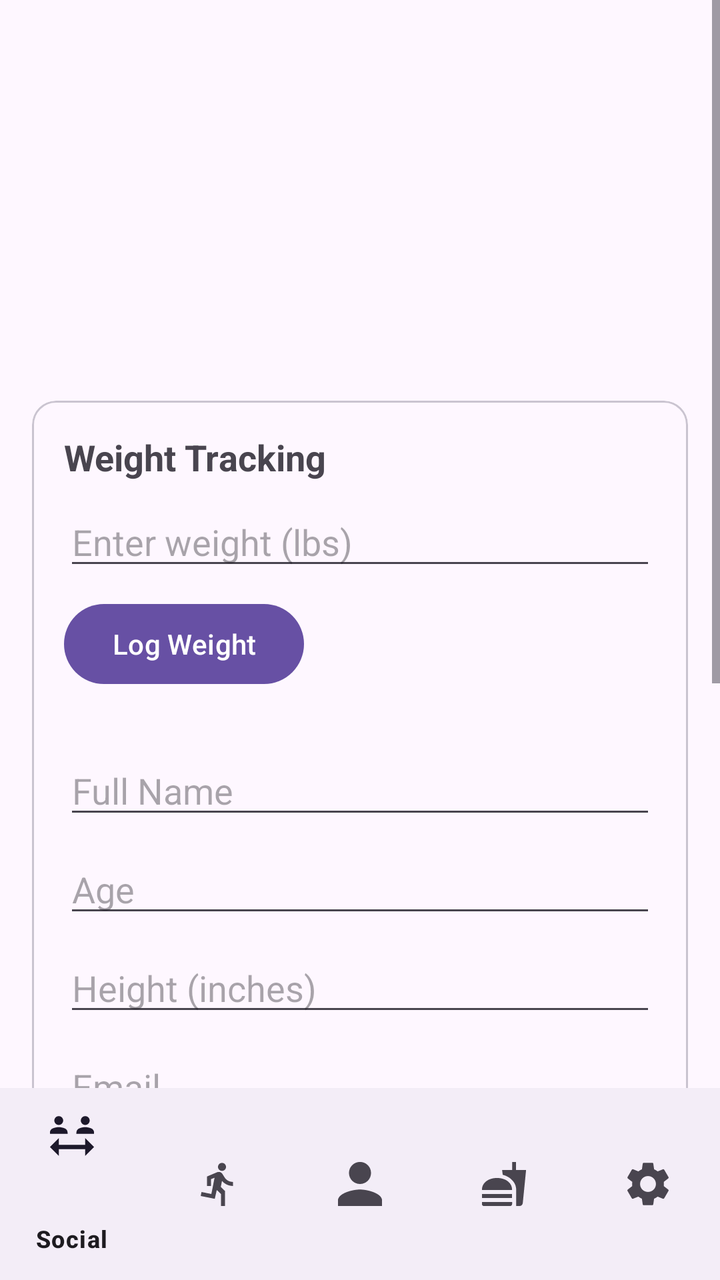
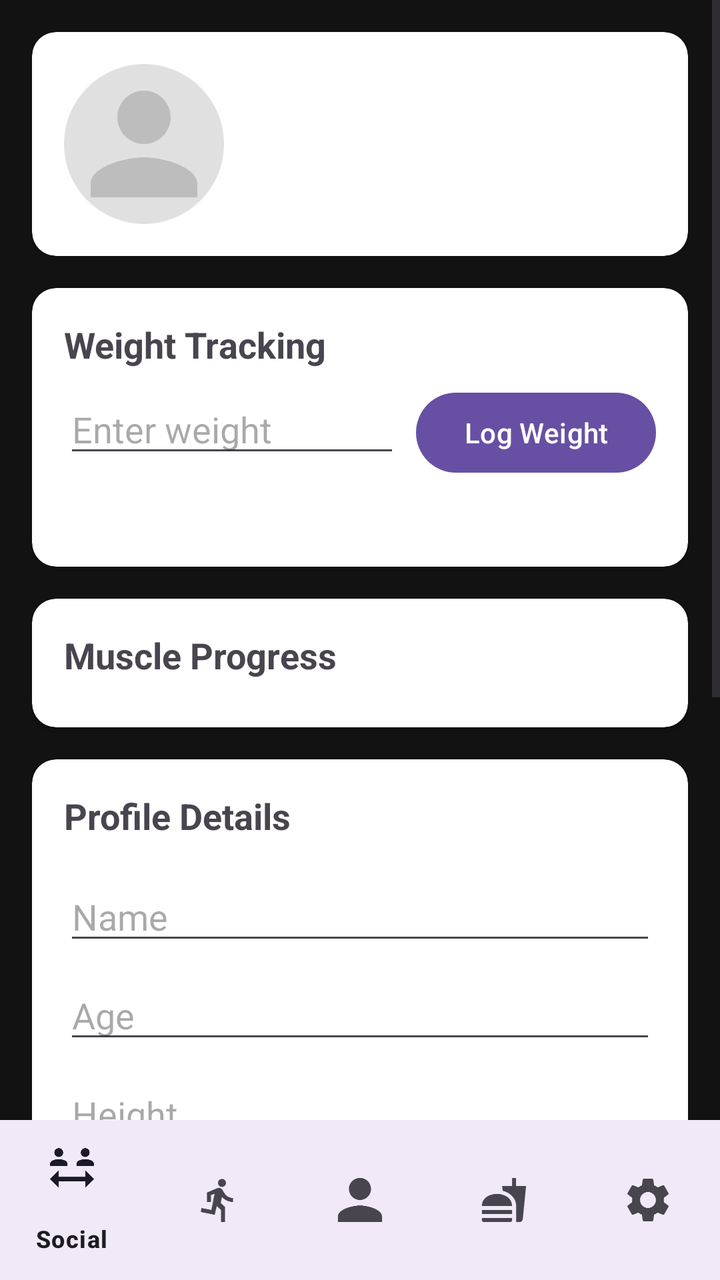

The first picture is an Android layout as it rendered before a commit; the second is the same layout after the commit. The layout source and the unified diff follow.
<!-- AndroidManifest.xml: application theme Theme.AndroidExample -->
<!-- res/layout/activity_userprofile.xml -->
<?xml version="1.0" encoding="utf-8"?>
<androidx.constraintlayout.widget.ConstraintLayout
    xmlns:android="http://schemas.android.com/apk/res/android"
    xmlns:app="http://schemas.android.com/apk/res-auto"
    android:layout_width="match_parent"
    android:layout_height="match_parent">

    <ScrollView
        android:layout_width="0dp"
        android:layout_height="0dp"
        app:layout_constraintTop_toTopOf="parent"
        app:layout_constraintStart_toStartOf="parent"
        app:layout_constraintEnd_toEndOf="parent"
        app:layout_constraintBottom_toTopOf="@+id/guideline">

        <LinearLayout
            android:layout_width="match_parent"
            android:layout_height="wrap_content"
            android:orientation="vertical"
            android:padding="16dp">

            <ImageView
                android:id="@+id/profile_image"
                android:layout_width="120dp"
                android:layout_height="120dp"
                android:layout_gravity="center"
                android:layout_marginBottom="16dp"/>


            <TextView
                android:id="@+id/username_text"
                android:layout_width="wrap_content"
                android:layout_height="wrap_content"
                android:layout_gravity="center"
                android:textSize="24sp"
                android:textStyle="bold"
                android:layout_marginBottom="16dp"/>

            <com.google.android.material.card.MaterialCardView
                android:layout_width="match_parent"
                android:layout_height="wrap_content"
                android:layout_marginBottom="16dp">

                <LinearLayout
                    android:layout_width="match_parent"
                    android:layout_height="wrap_content"
                    android:orientation="vertical"
                    android:padding="16dp">

                    <TextView
                        android:layout_width="wrap_content"
                        android:layout_height="wrap_content"
                        android:text="Weight Tracking"
                        android:textStyle="bold"
                        android:textSize="18sp"
                        android:layout_marginBottom="8dp"/>

                    <EditText
                        android:id="@+id/weight_input"
                        android:layout_width="match_parent"
                        android:layout_height="wrap_content"
                        android:hint="Enter weight (lbs)"
                        android:inputType="numberDecimal"
                        android:layout_marginBottom="8dp"/>

                    <Button
                        android:id="@+id/post_weight_button"
                        android:layout_width="wrap_content"
                        android:layout_height="wrap_content"
                        android:text="Log Weight"/>

                    <TextView
                        android:id="@+id/past_weights_textview"
                        android:layout_width="match_parent"
                        android:layout_height="wrap_content"
                        android:layout_marginTop="8dp"/>
                    <EditText
                        android:id="@+id/name_input"
                        android:layout_width="match_parent"
                        android:layout_height="wrap_content"
                        android:hint="Full Name"
                        android:inputType="textPersonName"
                        android:layout_marginBottom="8dp"/>

                    <EditText
                        android:id="@+id/age_input"
                        android:layout_width="match_parent"
                        android:layout_height="wrap_content"
                        android:hint="Age"
                        android:inputType="number"
                        android:layout_marginBottom="8dp"/>

                    <EditText
                        android:id="@+id/height_input"
                        android:layout_width="match_parent"
                        android:layout_height="wrap_content"
                        android:hint="Height (inches)"
                        android:inputType="numberDecimal"
                        android:layout_marginBottom="8dp"/>

                    <EditText
                        android:id="@+id/email_input"
                        android:layout_width="match_parent"
                        android:layout_height="wrap_content"
                        android:hint="Email"
                        android:inputType="textEmailAddress"
                        android:layout_marginBottom="8dp"/>

                    <EditText
                        android:id="@+id/goal_input"
                        android:layout_width="match_parent"
                        android:layout_height="wrap_content"
                        android:hint="Fitness Goal"
                        android:inputType="text"
                        android:layout_marginBottom="8dp"/>
                </LinearLayout>
            </com.google.android.material.card.MaterialCardView>

            <com.google.android.material.card.MaterialCardView
                android:layout_width="match_parent"
                android:layout_height="wrap_content"
                android:layout_marginBottom="16dp">

                <LinearLayout
                    android:layout_width="match_parent"
                    android:layout_height="wrap_content"
                    android:orientation="vertical"
                    android:padding="16dp">

                    <TextView
                        android:layout_width="wrap_content"
                        android:layout_height="wrap_content"
                        android:text="Profile Info"
                        android:textStyle="bold"
                        android:textSize="18sp"
                        android:layout_marginBottom="8dp"/>


                    <EditText
                        android:id="@+id/bio_input"
                        android:layout_width="match_parent"
                        android:layout_height="wrap_content"
                        android:hint="Bio"
                        android:inputType="textMultiLine"
                        android:minLines="2"
                        android:layout_marginBottom="8dp"/>

                    <Button
                        android:id="@+id/save_profile_button"
                        android:layout_width="wrap_content"
                        android:layout_height="wrap_content"
                        android:text="Save Profile"/>
                </LinearLayout>
            </com.google.android.material.card.MaterialCardView>
        </LinearLayout>
    </ScrollView>

    <androidx.constraintlayout.widget.Guideline
        android:id="@+id/guideline"
        android:layout_width="wrap_content"
        android:layout_height="wrap_content"
        android:orientation="horizontal"
        app:layout_constraintGuide_percent="0.85" />

    <com.google.android.material.bottomnavigation.BottomNavigationView
        android:id="@+id/bottom_navigation"
        android:layout_width="0dp"
        android:layout_height="0dp"
        app:layout_constraintBottom_toBottomOf="parent"
        app:layout_constraintEnd_toEndOf="parent"
        app:layout_constraintStart_toStartOf="parent"
        app:layout_constraintTop_toBottomOf="@+id/guideline"
        app:menu="@menu/bottom_nav_menu" />

</androidx.constraintlayout.widget.ConstraintLayout>
<!-- resources referenced by this layout -->
<resources>
  <style name="Theme.AndroidExample" parent="Base.Theme.AndroidExample" />
  <style name="Base.Theme.AndroidExample" parent="Theme.Material3.DayNight.NoActionBar">
          
          
      </style>
</resources>

<!-- the commit's change to res/layout/activity_userprofile.xml (unified diff, before → after) -->
@@ -3,15 +3,14 @@
     xmlns:android="http://schemas.android.com/apk/res/android"
     xmlns:app="http://schemas.android.com/apk/res-auto"
     android:layout_width="match_parent"
-    android:layout_height="match_parent">
+    android:layout_height="match_parent"
+    android:background="@color/background_dark">
 
     <ScrollView
-        android:layout_width="0dp"
+        android:layout_width="match_parent"
         android:layout_height="0dp"
         app:layout_constraintTop_toTopOf="parent"
-        app:layout_constraintStart_toStartOf="parent"
-        app:layout_constraintEnd_toEndOf="parent"
-        app:layout_constraintBottom_toTopOf="@+id/guideline">
+        app:layout_constraintBottom_toTopOf="@id/bottom_navigation">
 
         <LinearLayout
             android:layout_width="match_parent"
@@ -19,27 +18,56 @@
             android:orientation="vertical"
             android:padding="16dp">
 
-            <ImageView
-                android:id="@+id/profile_image"
-                android:layout_width="120dp"
-                android:layout_height="120dp"
-                android:layout_gravity="center"
-                android:layout_marginBottom="16dp"/>
-
-
-            <TextView
-                android:id="@+id/username_text"
-                android:layout_width="wrap_content"
-                android:layout_height="wrap_content"
-                android:layout_gravity="center"
-                android:textSize="24sp"
-                android:textStyle="bold"
-                android:layout_marginBottom="16dp"/>
-
-            <com.google.android.material.card.MaterialCardView
-                android:layout_width="match_parent"
-                android:layout_height="wrap_content"
-                android:layout_marginBottom="16dp">
+            
+            <androidx.cardview.widget.CardView
+                android:layout_width="match_parent"
+                android:layout_height="wrap_content"
+                android:layout_marginBottom="16dp"
+                app:cardCornerRadius="12dp">
+
+                <LinearLayout
+                    android:layout_width="match_parent"
+                    android:layout_height="wrap_content"
+                    android:orientation="horizontal"
+                    android:padding="16dp">
+
+                    <ImageView
+                        android:id="@+id/profile_image"
+                        android:layout_width="80dp"
+                        android:layout_height="80dp"
+                        android:src="@drawable/default_profile"
+                        android:scaleType="centerCrop"/>
+
+                    <LinearLayout
+                        android:layout_width="0dp"
+                        android:layout_height="wrap_content"
+                        android:layout_weight="1"
+                        android:layout_marginStart="16dp"
+                        android:orientation="vertical">
+
+                        <TextView
+                            android:id="@+id/username_text"
+                            android:layout_width="wrap_content"
+                            android:layout_height="wrap_content"
+                            android:textSize="24sp"
+                            android:textStyle="bold"/>
+
+                        <TextView
+                            android:id="@+id/level_text"
+                            android:layout_width="wrap_content"
+                            android:layout_height="wrap_content"
+                            android:textSize="18sp"
+                            android:textColor="@color/gold"/>
+                    </LinearLayout>
+                </LinearLayout>
+            </androidx.cardview.widget.CardView>
+
+            
+            <androidx.cardview.widget.CardView
+                android:layout_width="match_parent"
+                android:layout_height="wrap_content"
+                android:layout_marginBottom="16dp"
+                app:cardCornerRadius="12dp">
 
                 <LinearLayout
                     android:layout_width="match_parent"
@@ -55,121 +83,149 @@
                         android:textSize="18sp"
                         android:layout_marginBottom="8dp"/>
 
-                    <EditText
-                        android:id="@+id/weight_input"
-                        android:layout_width="match_parent"
-                        android:layout_height="wrap_content"
-                        android:hint="Enter weight (lbs)"
-                        android:inputType="numberDecimal"
-                        android:layout_marginBottom="8dp"/>
-
-                    <Button
-                        android:id="@+id/post_weight_button"
+                    <LinearLayout
+                        android:layout_width="match_parent"
+                        android:layout_height="wrap_content"
+                        android:orientation="horizontal">
+
+                        <EditText
+                            android:id="@+id/weight_input"
+                            android:layout_width="0dp"
+                            android:layout_height="wrap_content"
+                            android:layout_weight="1"
+                            android:inputType="numberDecimal"
+                            android:hint="Enter weight"/>
+
+                        <Button
+                            android:id="@+id/post_weight_button"
+                            android:layout_width="wrap_content"
+                            android:layout_height="wrap_content"
+                            android:text="Log Weight"
+                            android:layout_marginStart="8dp"/>
+                    </LinearLayout>
+
+                    <TextView
+                        android:id="@+id/past_weights_textview"
+                        android:layout_width="match_parent"
+                        android:layout_height="wrap_content"
+                        android:layout_marginTop="8dp"/>
+                </LinearLayout>
+            </androidx.cardview.widget.CardView>
+
+            
+            <androidx.cardview.widget.CardView
+                android:layout_width="match_parent"
+                android:layout_height="wrap_content"
+                android:layout_marginBottom="16dp"
+                app:cardCornerRadius="12dp">
+
+                <LinearLayout
+                    android:layout_width="match_parent"
+                    android:layout_height="wrap_content"
+                    android:orientation="vertical"
+                    android:padding="16dp">
+
+                    <TextView
                         android:layout_width="wrap_content"
                         android:layout_height="wrap_content"
-                        android:text="Log Weight"/>
-
-                    <TextView
-                        android:id="@+id/past_weights_textview"
-                        android:layout_width="match_parent"
-                        android:layout_height="wrap_content"
-                        android:layout_marginTop="8dp"/>
-                    <EditText
-                        android:id="@+id/name_input"
-                        android:layout_width="match_parent"
-                        android:layout_height="wrap_content"
-                        android:hint="Full Name"
-                        android:inputType="textPersonName"
-                        android:layout_marginBottom="8dp"/>
-
-                    <EditText
-                        android:id="@+id/age_input"
-                        android:layout_width="match_parent"
-                        android:layout_height="wrap_content"
-                        android:hint="Age"
-                        android:inputType="number"
-                        android:layout_marginBottom="8dp"/>
-
-                    <EditText
-                        android:id="@+id/height_input"
-                        android:layout_width="match_parent"
-                        android:layout_height="wrap_content"
-                        android:hint="Height (inches)"
-                        android:inputType="numberDecimal"
-                        android:layout_marginBottom="8dp"/>
-
-                    <EditText
-                        android:id="@+id/email_input"
-                        android:layout_width="match_parent"
-                        android:layout_height="wrap_content"
-                        android:hint="Email"
-                        android:inputType="textEmailAddress"
-                        android:layout_marginBottom="8dp"/>
-
-                    <EditText
-                        android:id="@+id/goal_input"
-                        android:layout_width="match_parent"
-                        android:layout_height="wrap_content"
-                        android:hint="Fitness Goal"
-                        android:inputType="text"
-                        android:layout_marginBottom="8dp"/>
-                </LinearLayout>
-            </com.google.android.material.card.MaterialCardView>
-
-            <com.google.android.material.card.MaterialCardView
-                android:layout_width="match_parent"
-                android:layout_height="wrap_content"
-                android:layout_marginBottom="16dp">
-
-                <LinearLayout
-                    android:layout_width="match_parent"
-                    android:layout_height="wrap_content"
-                    android:orientation="vertical"
-                    android:padding="16dp">
-
-                    <TextView
-                        android:layout_width="wrap_content"
-                        android:layout_height="wrap_content"
-                        android:text="Profile Info"
+                        android:text="Muscle Progress"
                         android:textStyle="bold"
                         android:textSize="18sp"
                         android:layout_marginBottom="8dp"/>
 
+                    <androidx.recyclerview.widget.RecyclerView
+                        android:id="@+id/muscle_progress_recycler"
+                        android:layout_width="match_parent"
+                        android:layout_height="wrap_content"/>
+                </LinearLayout>
+            </androidx.cardview.widget.CardView>
+
+            
+            <androidx.cardview.widget.CardView
+                android:layout_width="match_parent"
+                android:layout_height="wrap_content"
+                android:layout_marginBottom="16dp"
+                app:cardCornerRadius="12dp">
+
+                <LinearLayout
+                    android:layout_width="match_parent"
+                    android:layout_height="wrap_content"
+                    android:orientation="vertical"
+                    android:padding="16dp">
+
+                    <TextView
+                        android:layout_width="wrap_content"
+                        android:layout_height="wrap_content"
+                        android:layout_marginBottom="16dp"
+                        android:text="Profile Details"
+                        android:textSize="18sp"
+                        android:textStyle="bold" />
+
+                    <EditText
+                        android:id="@+id/name_input"
+                        android:layout_width="match_parent"
+                        android:layout_height="wrap_content"
+                        android:hint="Name" />
+
+                    <EditText
+                        android:id="@+id/age_input"
+                        android:layout_width="match_parent"
+                        android:layout_height="wrap_content"
+                        android:layout_marginTop="8dp"
+                        android:hint="Age"
+                        android:inputType="number" />
+
+                    <EditText
+                        android:id="@+id/height_input"
+                        android:layout_width="match_parent"
+                        android:layout_height="wrap_content"
+                        android:layout_marginTop="8dp"
+                        android:hint="Height"
+                        android:inputType="number" />
+
+                    <EditText
+                        android:id="@+id/email_input"
+                        android:layout_width="match_parent"
+                        android:layout_height="wrap_content"
+                        android:layout_marginTop="8dp"
+                        android:hint="Email"
+                        android:inputType="textEmailAddress" />
+
+                    <EditText
+                        android:id="@+id/goal_input"
+                        android:layout_width="match_parent"
+                        android:layout_height="wrap_content"
+                        android:layout_marginTop="8dp"
+                        android:hint="Fitness Goal"
+                        android:minLines="2" />
 
                     <EditText
                         android:id="@+id/bio_input"
                         android:layout_width="match_parent"
                         android:layout_height="wrap_content"
+                        android:layout_marginTop="8dp"
                         android:hint="Bio"
-                        android:inputType="textMultiLine"
-                        android:minLines="2"
-                        android:layout_marginBottom="8dp"/>
+                        android:minLines="3" />
 
                     <Button
                         android:id="@+id/save_profile_button"
-                        android:layout_width="wrap_content"
-                        android:layout_height="wrap_content"
-                        android:text="Save Profile"/>
-                </LinearLayout>
-            </com.google.android.material.card.MaterialCardView>
+                        android:layout_width="match_parent"
+                        android:layout_height="wrap_content"
+                        android:layout_marginTop="16dp"
+                        android:text="Save Profile" />
+                </LinearLayout>
+            </androidx.cardview.widget.CardView>
         </LinearLayout>
     </ScrollView>
 
-    <androidx.constraintlayout.widget.Guideline
-        android:id="@+id/guideline"
-        android:layout_width="wrap_content"
-        android:layout_height="wrap_content"
-        android:orientation="horizontal"
-        app:layout_constraintGuide_percent="0.85" />
-
     <com.google.android.material.bottomnavigation.BottomNavigationView
         android:id="@+id/bottom_navigation"
-        android:layout_width="0dp"
-        android:layout_height="0dp"
+        android:layout_width="match_parent"
+        android:layout_height="wrap_content"
+        android:background="?android:attr/windowBackground"
         app:layout_constraintBottom_toBottomOf="parent"
-        app:layout_constraintEnd_toEndOf="parent"
-        app:layout_constraintStart_toStartOf="parent"
-        app:layout_constraintTop_toBottomOf="@+id/guideline"
-        app:menu="@menu/bottom_nav_menu" />
+        app:layout_constraintLeft_toLeftOf="parent"
+        app:layout_constraintRight_toRightOf="parent"
+        app:menu="@menu/bottom_nav_menu"/>
 
 </androidx.constraintlayout.widget.ConstraintLayout>
<!-- resource entries referenced after the edit -->
@@ -1,5 +1,25 @@
 <!-- resources referenced by this layout -->
 <resources>
+  <color name="background_dark">#121212</color>
+  <color name="gold">#FFD700</color>
+  <!-- drawable default_profile (drawable) -->
+  <?xml version="1.0" encoding="utf-8"?>
+  <vector xmlns:android="http://schemas.android.com/apk/res/android"
+      android:width="24dp"
+      android:height="24dp"
+      android:viewportWidth="24"
+      android:viewportHeight="24">
+  
+      
+      <path
+          android:fillColor="#E0E0E0"
+          android:pathData="M12,12m-12,0a12,12 0,1 1,24 0a12,12 0,1 1,-24 0"/>
+  
+      
+      <path
+          android:fillColor="#BDBDBD"
+          android:pathData="M12,12c2.21,0 4,-1.79 4,-4s-1.79,-4 -4,-4 -4,1.79 -4,4 1.79,4 4,4zM12,14c-2.67,0 -8,1.34 -8,4v2h16v-2c0,-2.66 -5.33,-4 -8,-4z"/>
+  </vector>
   <style name="Theme.AndroidExample" parent="Base.Theme.AndroidExample" />
   <style name="Base.Theme.AndroidExample" parent="Theme.Material3.DayNight.NoActionBar">
           
